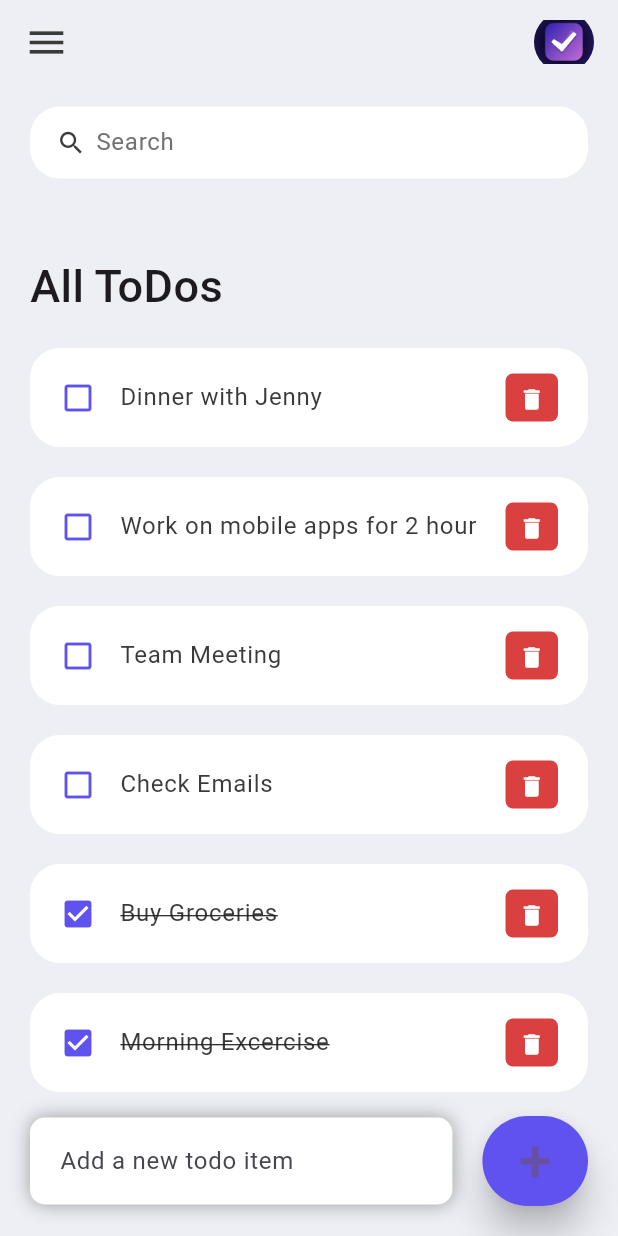
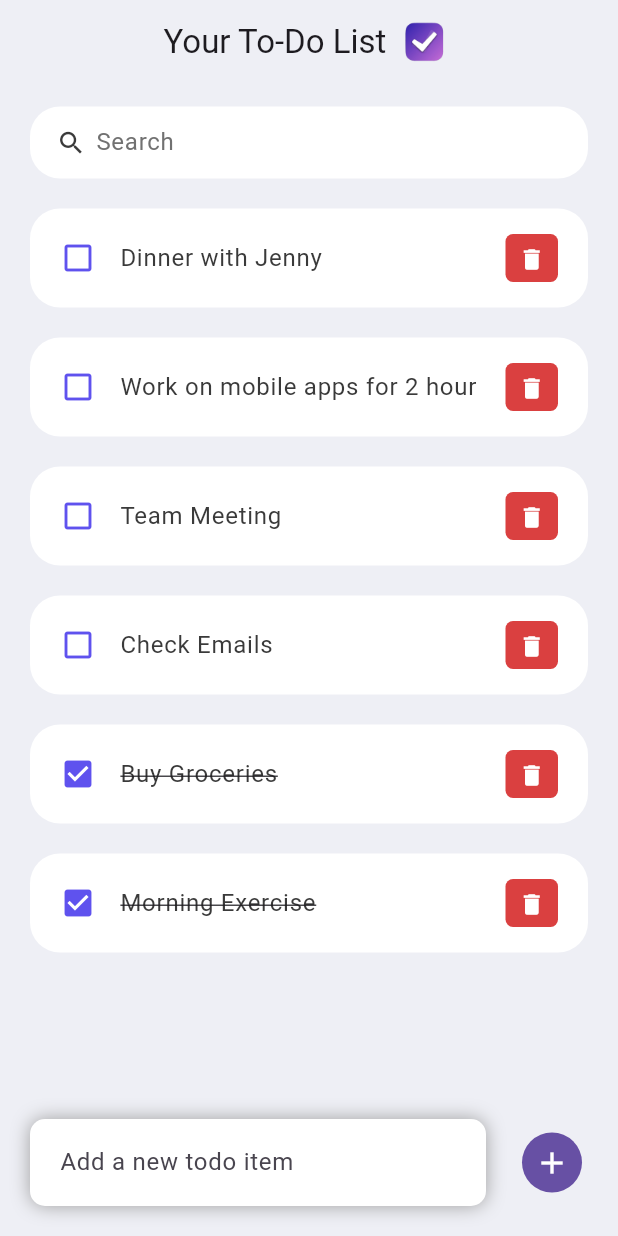
Before and after one commit to shaikh-sariya/todo-app-flutter, a Flutter app: the screen it shows after launch, on a phone screen of 412 x 824 dp. Run offline on Flutter 3.47's test engine with Material 3 defaults, Android fonts, the phone set to English and light mode, and no system bars.

Commit message:
fix(icon): adding launcher icon, removing unused assets & renaming title for app

```diff
--- a/lib/main.dart
+++ b/lib/main.dart
@@ -13,8 +13,8 @@ class MyApp extends StatelessWidget {
   @override
   Widget build(BuildContext context) {
     SystemChrome.setSystemUIOverlayStyle(
-        SystemUiOverlayStyle(statusBarColor: Colors.transparent));
-    return MaterialApp(
+        const SystemUiOverlayStyle(statusBarColor: Colors.transparent));
+    return const MaterialApp(
       debugShowCheckedModeBanner: false,
       title: 'ToDo App',
       home: Home(),
--- a/lib/model/todo.dart
+++ b/lib/model/todo.dart
@@ -11,7 +11,7 @@ class ToDo {
 
   static List<ToDo> todoList() {
     return[
-      ToDo(id: '01', todoText:'Morning Excercise',isDone: true),
+      ToDo(id: '01', todoText:'Morning Exercise',isDone: true),
       ToDo(id: '02', todoText:'Buy Groceries',isDone: true),
       ToDo(id: '03', todoText:'Check Emails',),
       ToDo(id: '04', todoText:'Team Meeting',),
--- a/lib/screens/home.dart
+++ b/lib/screens/home.dart
@@ -5,7 +5,7 @@ import '../constants/colors.dart';
 import '../widgets/todo_item.dart';
 
 class Home extends StatefulWidget {
-  Home({Key? key}) : super(key: key);
+  const Home({Key? key}) : super(key: key);
 
   @override
   State<Home> createState() => _HomeState();
@@ -30,24 +30,15 @@ class _HomeState extends State<Home> {
       body: Stack(
         children: [
           Container(
-            padding: EdgeInsets.symmetric(horizontal: 20, vertical: 15),
+            padding: const EdgeInsets.symmetric(horizontal: 20, vertical: 15),
             child: Column(
               children: [
                 searchBox(),
                 Expanded(
+                  child: Padding(
+                    padding: const EdgeInsets.only(top: 20),
                     child: ListView(
                       children: [
-                      Container(
-                        margin: EdgeInsets.only(
-                          top: 50,
-                          bottom: 20,
-                        ),
-                        child: Text(
-                          'All ToDos',
-                          style: TextStyle(
-                              fontSize: 30, fontWeight: FontWeight.w500),
-                        ),
-                      ),
                         for (ToDo todo in _foundToDo.reversed)
                           ToDoItem(
                             todo: todo,
@@ -55,6 +46,7 @@ class _HomeState extends State<Home> {
                             onDeleteItem: _deleteToDoItem,
                           ),
                       ],
+                    ),
                   ),
                 )
               ],
@@ -65,8 +57,8 @@ class _HomeState extends State<Home> {
             child: Row(children: [
               Expanded(
                 child: Container(
-                  margin: EdgeInsets.only(bottom: 20, right: 20, left: 20),
-                  padding: EdgeInsets.symmetric(
+                  margin: const EdgeInsets.only(bottom: 20, right: 20, left: 20),
+                  padding: const EdgeInsets.symmetric(
                     horizontal: 20,
                     vertical: 5,
                   ),
@@ -84,29 +76,22 @@ class _HomeState extends State<Home> {
                   ),
                   child: TextField(
                     controller: _todoController,
-                    decoration: InputDecoration(
+                    decoration: const InputDecoration(
                         hintText: 'Add a new todo item',
                         border: InputBorder.none),
                   ),
                 ),
               ),
               Container(
-                margin: EdgeInsets.only(bottom: 20, right: 20),
-                child: ElevatedButton(
-                  child: Text(
-                    '+',
-                    style: TextStyle(
-                      fontSize: 40,
-                    ),
-                  ),
+                margin: const EdgeInsets.only(bottom: 20, right: 20),
+                child: IconButton.filled(
                   onPressed: () {
+                    if (_todoController.text.isNotEmpty) {
                       _addToDoItem(_todoController.text);
+                    }
                   },
-                  style: ElevatedButton.styleFrom(
-                    backgroundColor: tdBlue,
-                    minimumSize: Size(60, 60),
-                    elevation: 10,
-                  ),
+                  iconSize: 24,
+                  icon: const Icon(Icons.add),
                 ),
               ),
             ]),
@@ -122,7 +107,7 @@ class _HomeState extends State<Home> {
     });
   }
 
-  void _deleteToDoItem(String id) {
+  void _deleteToDoItem(String? id) {
     setState(() {
       todosList.removeWhere((item) => item.id == id);
     });
@@ -156,14 +141,14 @@ class _HomeState extends State<Home> {
 
   Widget searchBox() {
     return Container(
-      padding: EdgeInsets.symmetric(horizontal: 15),
+      padding: const EdgeInsets.symmetric(horizontal: 15),
       decoration: BoxDecoration(
         color: Colors.white,
         borderRadius: BorderRadius.circular(20),
       ),
       child: TextField(
         onChanged: (value) => _runFilter(value),
-        decoration: InputDecoration(
+        decoration: const InputDecoration(
           contentPadding: EdgeInsets.all(0),
           prefixIcon: Icon(
             Icons.search,
@@ -184,22 +169,19 @@ class _HomeState extends State<Home> {
       backgroundColor: tdBGColor,
       elevation: 0,
       title: Row(
-        mainAxisAlignment: MainAxisAlignment.spaceBetween,
+        mainAxisAlignment: MainAxisAlignment.center,
         children: [
-          Icon(
-            Icons.menu,
-            color: tdBlack,
-            size: 30,
-          ),
-          Container(
+          const Text('Your To-Do List '),
+          SizedBox(
             height: 40,
             width: 40,
             child: ClipRRect(
                 borderRadius: BorderRadius.circular(20),
                 child: Image.asset('assets/images/img.png')),
-          ),
+          )
         ],
       ),
+      centerTitle: true,
     );
   }
 }
--- a/lib/widgets/todo_item.dart
+++ b/lib/widgets/todo_item.dart
@@ -5,8 +5,8 @@ import '../constants/colors.dart';
 
 class ToDoItem extends StatelessWidget {
   final ToDo todo;
-  final onToDoChanged;
-  final onDeleteItem;
+  final void Function(ToDo) onToDoChanged;
+  final void Function(String?) onDeleteItem;
 
   const ToDoItem({
     Key? key,
@@ -18,14 +18,12 @@ class ToDoItem extends StatelessWidget {
   @override
   Widget build(BuildContext context) {
     return Container(
-      margin: EdgeInsets.only(bottom: 20),
+      margin: const EdgeInsets.only(bottom: 20),
       child: ListTile(
-        onTap: () {
-          // print('Clicked on Todo Item.');
-          onToDoChanged(todo);
-        },
+        onTap:
+            (){onToDoChanged(todo);},
         shape: RoundedRectangleBorder(borderRadius: BorderRadius.circular(20)),
-        contentPadding: EdgeInsets.symmetric(horizontal: 20, vertical: 5),
+        contentPadding: const EdgeInsets.symmetric(horizontal: 20, vertical: 5),
         tileColor: Colors.white,
         leading: Icon(
           todo.isDone ? Icons.check_box : Icons.check_box_outline_blank,
@@ -40,8 +38,8 @@ class ToDoItem extends StatelessWidget {
           ),
         ),
         trailing: Container(
-          padding: EdgeInsets.all(0),
-          margin: EdgeInsets.symmetric(vertical: 12),
+          padding: const EdgeInsets.all(0),
+          margin: const EdgeInsets.symmetric(vertical: 12),
           height: 35,
           width: 35,
           decoration: BoxDecoration(
@@ -51,9 +49,8 @@ class ToDoItem extends StatelessWidget {
           child: IconButton(
             color: Colors.white,
             iconSize: 18,
-            icon: Icon(Icons.delete),
+            icon: const Icon(Icons.delete),
             onPressed: () {
-              // print('Clicked on delete icon');
               onDeleteItem(todo.id);
             },
           ),
```
Also changed, not shown: assets/images/img.png, assets/images/img_1.png (deleted), assets/images/img_10.png (deleted), assets/images/img_11.png (deleted), assets/images/img_12.png (deleted), assets/images/img_2.png (deleted), assets/images/img_3.png (deleted), assets/images/img_4.png (deleted), assets/images/img_5.png (deleted), assets/images/img_6.png (deleted), assets/images/img_7.png (deleted), assets/images/img_8.png (deleted), assets/images/img_9.png (deleted), pubspec.lock, 18 other files. Lines whose indentation alone changed are shown as unchanged.
